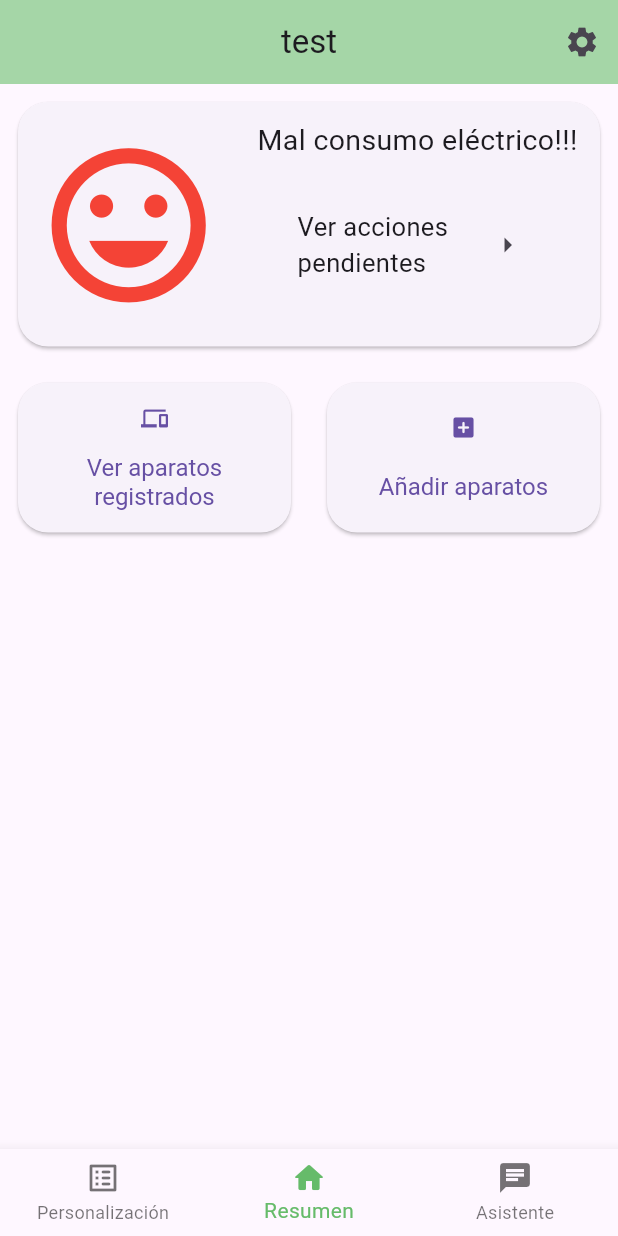
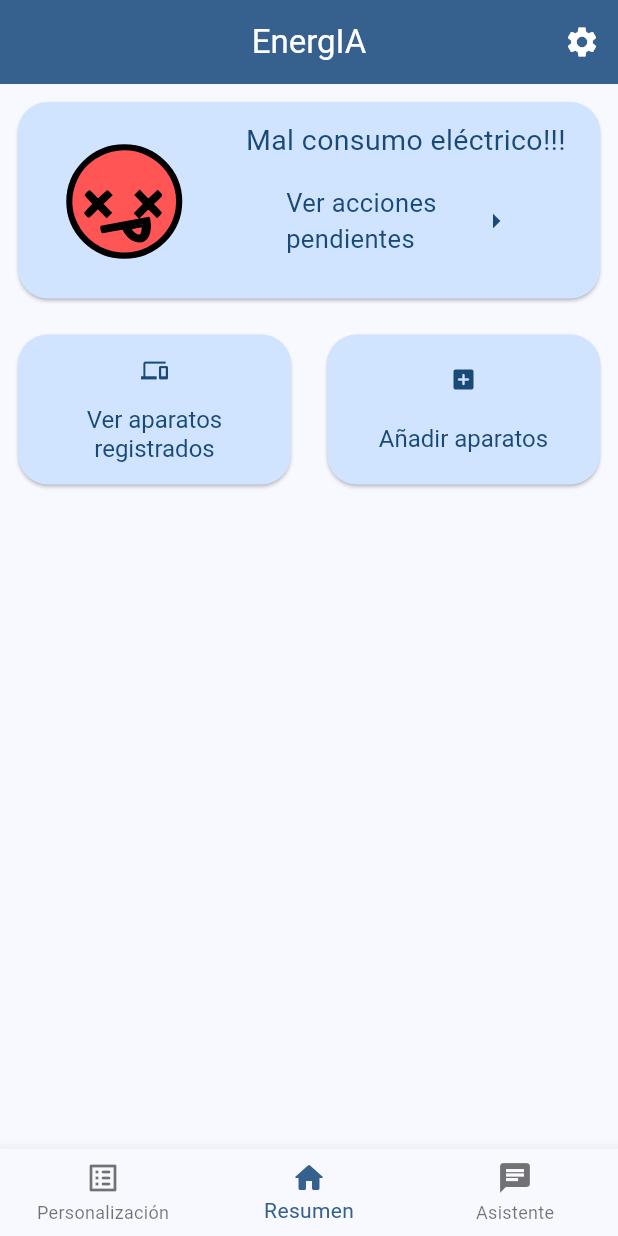
Before and after one commit to J4viersitoX/flutter-app, a Flutter app: the screen it shows after launch, after a tap on "Comenzar el recorrido interactivo", on a phone screen of 412 x 824 dp. Run offline on Flutter 3.47's test engine with Material 3 defaults, Android fonts, the phone set to English and light mode, and no system bars; our stand-ins replace dash_chat_2, flutter_gemini, flutter_svg.

Commit message:
cambio de paleta de colores. actualizacion de logos y nombre de la app

```diff
--- a/lib/intro_screen.dart
+++ b/lib/intro_screen.dart
@@ -22,14 +22,33 @@ class MyIntroScreenState extends State<MyIntroScreen> {
             Container(
               constraints: BoxConstraints.expand(height: Theme.of(context).textTheme.headlineMedium!.fontSize! * 1.1 + 200.0,),
               decoration: BoxDecoration(
-                color: Colors.green[400],
+                color: Theme.of(context).colorScheme.primary,
                 shape: BoxShape.circle,
               ),
-              child: const Column(
+              child: Column(
                 mainAxisAlignment: MainAxisAlignment.center,
                 children: [
-                  Icon(Icons.lightbulb_outline_rounded, size: 100,),
-                  Text("<NombreApp>", style: TextStyle(fontSize: 20),),
+                  const Expanded(
+                    flex: 4,
+                    child: Padding(
+                      padding: EdgeInsets.all(10.0),
+                      child: Image(
+                        image: AssetImage("assets/images/Logo-transparente.png"),
+                        fit: BoxFit.contain
+                      ),
+                    )
+                  ),
+                  Expanded(
+                    flex: 1,
+                    child: Text(
+                      "EnergIA",
+                      style: TextStyle(
+                        fontSize: 20,
+                        color: Theme.of(context).colorScheme.onPrimary,
+                        fontWeight: FontWeight.bold
+                      )
+                    )
+                  ),
                 ],
               ),
             ),
@@ -43,7 +62,16 @@ class MyIntroScreenState extends State<MyIntroScreen> {
                     MaterialPageRoute(builder: (context) => MainMenu()),
                   );
                 },
-                child: const Expanded(child: Text("Comenzar el recorrido interactivo", style: TextStyle(fontSize: 20), textAlign: TextAlign.center,)),
+                style: ButtonStyle(
+                  backgroundColor: WidgetStatePropertyAll(Theme.of(context).colorScheme.primaryContainer)
+                ),
+                child: Expanded(
+                  child: Text(
+                    "Comenzar el recorrido interactivo",
+                    style: TextStyle(fontSize: 20, color: Theme.of(context).colorScheme.onPrimaryContainer),
+                    textAlign: TextAlign.center
+                  )
+                ),
               ),
             )
           ],
--- a/lib/main.dart
+++ b/lib/main.dart
@@ -25,8 +25,15 @@ class _MyAppState extends State<MyApp> {
     return MaterialApp(
       home: MyIntroScreen(),
       themeMode: _themeMode,
-      theme: ThemeData(),
-      darkTheme: ThemeData.dark(),
+      theme: ThemeData(
+        colorScheme: ColorScheme.fromSeed(seedColor: Colors.blue)
+      ),
+      darkTheme: ThemeData(
+        colorScheme: ColorScheme.fromSeed(
+          seedColor: Colors.blue,
+          brightness: Brightness.dark
+        ),
+      ),
     );
   }
   void changeTheme(ThemeMode themeMode){
--- a/lib/main_menu.dart
+++ b/lib/main_menu.dart
@@ -27,13 +27,13 @@ class _MainMenuState extends State<MainMenu> {
     final ThemeData theme = Theme.of(context);
     return Scaffold(
       appBar: AppBar(
-        title: const Text("test"),
+        title: Text("EnergIA", style: TextStyle(color: Theme.of(context).colorScheme.onPrimary),),
         centerTitle: true,
-        backgroundColor: Colors.green[200],
+        backgroundColor: Theme.of(context).colorScheme.primary,
         leading: const SizedBox(width: 0),
         actions: [
           IconButton(
-            icon: const Icon(Icons.settings),
+            icon: Icon(Icons.settings, color: Theme.of(context).colorScheme.onPrimary,),
             onPressed: () {
               Navigator.push(
                 context,
@@ -59,7 +59,7 @@ class _MainMenuState extends State<MainMenu> {
           )
         ],
         currentIndex: _selectedIdx,
-        selectedItemColor: Colors.green[400],
+        selectedItemColor: Theme.of(context).colorScheme.primary,
         onTap: (int index) {
           setState(() {
             _selectedIdx = index;
@@ -69,7 +69,7 @@ class _MainMenuState extends State<MainMenu> {
       body: <Widget>[
 
         // personalizacion (1)
-        const Card(child: Text("WIP")),
+        const Center(child: Text("En desarrollo!!!")),
 
         // resumen (2)
         MenuResumen(),
@@ -78,7 +78,7 @@ class _MainMenuState extends State<MainMenu> {
         DashChat(
           currentUser: _currentUser,
           messageOptions: MessageOptions(
-            currentUserContainerColor: Colors.green[800],
+            currentUserContainerColor: Theme.of(context).colorScheme.primary,
           ),
           onSend: (ChatMessage msg) {
             getChatResponse(msg);
--- a/lib/menu_resumen.dart
+++ b/lib/menu_resumen.dart
@@ -1,5 +1,6 @@
 import 'package:flutter/material.dart';
 import 'package:flutter_app/lista_aparatos.dart';
+import 'package:flutter_svg/flutter_svg.dart';
 
 class MenuResumen extends StatefulWidget {
   const MenuResumen({super.key});
@@ -9,22 +10,23 @@ class MenuResumen extends StatefulWidget {
 }
 
 class _MenuResumenState extends State<MenuResumen> {
-  final _gridBtnStyle = const ButtonStyle(
-                    fixedSize: WidgetStatePropertyAll<Size>(
+  @override
+  Widget build(BuildContext context) {
+    final gridBtnStyle = ButtonStyle(
+                  fixedSize: const WidgetStatePropertyAll<Size>(
                     Size.fromHeight(100.0)
                   ),
-                    shape: WidgetStatePropertyAll(
+                  shape: const WidgetStatePropertyAll(
                     RoundedRectangleBorder(
                       borderRadius: BorderRadius.all(Radius.circular(20.0))
                     )
                   ),
-                    textStyle: WidgetStatePropertyAll(
+                  textStyle: const WidgetStatePropertyAll(
                     TextStyle(fontSize: 16.0, ),
                   ),
+                  foregroundColor: WidgetStatePropertyAll(Theme.of(context).colorScheme.onPrimaryContainer),
+                  backgroundColor: WidgetStatePropertyAll(Theme.of(context).colorScheme.primaryContainer)
                 );
-
-  @override
-  Widget build(BuildContext context) {
     final vpSize = MediaQuery.of(context).size;
     return ListView(
       children: [
@@ -33,26 +35,32 @@ class _MenuResumenState extends State<MenuResumen> {
           shape: const RoundedRectangleBorder(
             borderRadius: BorderRadius.all(Radius.circular(20.0))
           ),
+          color: Theme.of(context).colorScheme.primaryContainer,
           child: Row(
             crossAxisAlignment: CrossAxisAlignment.center,
             children: [
-              Padding(
-                padding: const EdgeInsets.all(12.0),
-                child: Icon(
-                  Icons.tag_faces,
-                  color: Colors.red,
-                  size: vpSize.width * 0.3,
+              Expanded(
+                flex: 1,
+                child: Padding(
+                  padding: const EdgeInsets.only(left: 12.0),
+                  child: SvgPicture.asset("assets/images/Carita Muerta.svg"),
                 ),
               ),
-              Padding(
+              Expanded(
+                flex: 2,
+                child: Padding(
                   padding: const EdgeInsets.all(12.0),
                   child: Column(
                     children: [
-                    const Text("Mal consumo eléctrico!!!", style: TextStyle(fontSize: 19.0),),
+                      Text(
+                        "Mal consumo eléctrico!!!",
+                        textAlign: TextAlign.center,
+                        style: TextStyle(fontSize: 19.0, color: Theme.of(context).colorScheme.onPrimaryContainer)
+                      ),
                       IconButton(
-                      padding: const EdgeInsets.symmetric(vertical: 32.0, horizontal: 16.0),
+                        padding: const EdgeInsets.symmetric(vertical: 16.0, horizontal: 16.0),
                         onPressed: () {},
-                      icon: const SizedBox(
+                        icon: SizedBox(
                           width: 160.0,
                           child: Row(
                             children: [
@@ -60,15 +68,21 @@ class _MenuResumenState extends State<MenuResumen> {
                                 flex: 3,
                                 child: Text(
                                   "Ver acciones\npendientes",
-                                style: TextStyle(fontSize: 17.0),
+                                  style: TextStyle(fontSize: 17.0, color: Theme.of(context).colorScheme.onPrimaryContainer),
                                 ),
                               ),
-                            Expanded(child: Icon(Icons.arrow_right)),
+                              Expanded(
+                                child: Icon(
+                                  Icons.arrow_right,
+                                  color: Theme.of(context).colorScheme.onPrimaryContainer
+                                )
+                              ),
                             ],
                           ),
                         )
                       )
                     ],
+                  ),
                 ),
               ),
             ],
@@ -80,7 +94,7 @@ class _MenuResumenState extends State<MenuResumen> {
               child: Container(
                 margin: const EdgeInsets.all(12.0),
                 child: ElevatedButton(
-                  style: _gridBtnStyle,
+                  style: gridBtnStyle,
                   onPressed: () {
                     Navigator.push(
                       context,
@@ -101,7 +115,7 @@ class _MenuResumenState extends State<MenuResumen> {
               child: Container(
                 margin: const EdgeInsets.all(12.0),
                 child: ElevatedButton(
-                  style: _gridBtnStyle,
+                  style: gridBtnStyle,
                   onPressed: () {},
                   child: const Column(
                     mainAxisAlignment: MainAxisAlignment.spaceEvenly,
```
Also changed, not shown: assets/images/Carita Feli.svg (added), assets/images/Carita Muerta.svg (added), assets/images/Carita Seria.svg (added), assets/images/Logo-transparente.png (added). Lines whose indentation alone changed are shown as unchanged.
